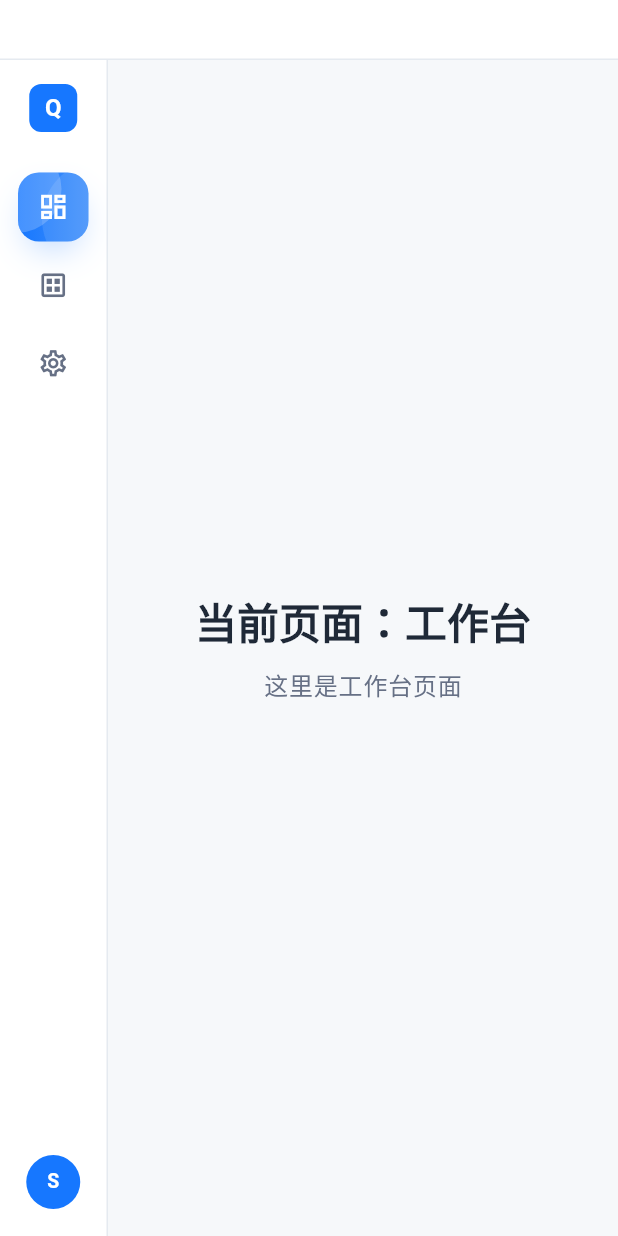
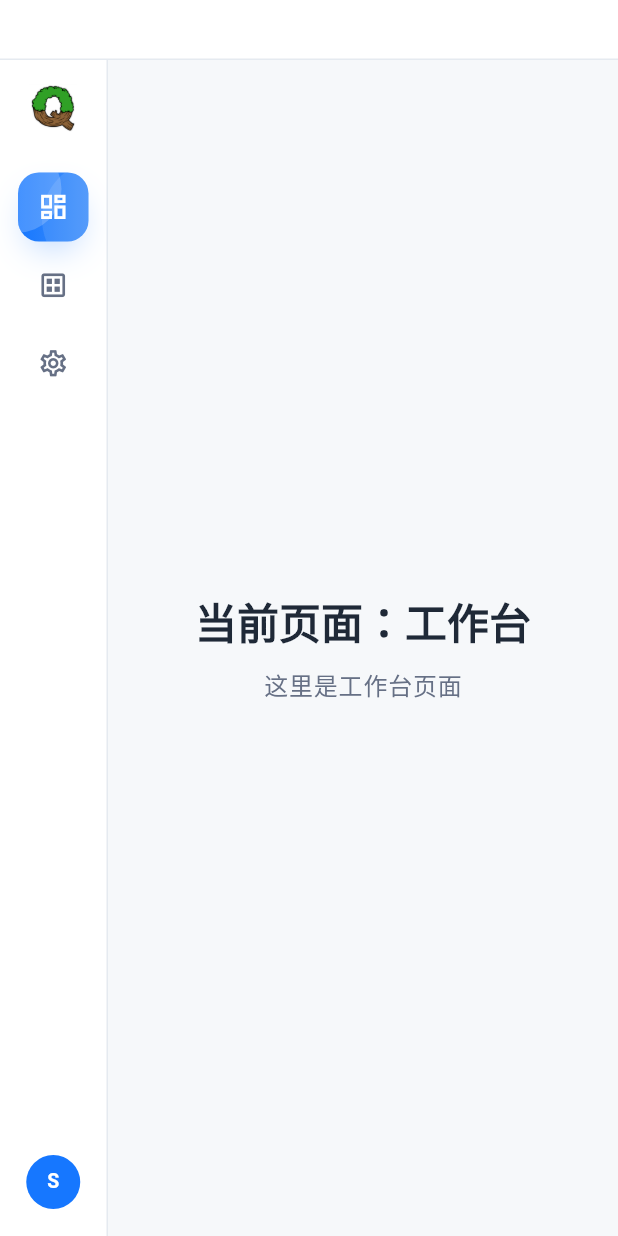
Before and after one commit to SilnoGM/QSDMS_DESKTOP, a Flutter app: the screen it shows after launch, on a phone screen of 412 x 824 dp. Run offline on Flutter 3.47's test engine with Material 3 defaults, Android fonts, the phone set to English and light mode, and no system bars; drawn by our look-alikes of flutter_animate; our stand-ins replace dio, get; missing offline and left inert: window_manager.

Commit message:
fix: 缩回侧边栏显示Q图标

```diff
--- a/frontend/lib/shared/widgets/navigation/sidebar_brand.dart
+++ b/frontend/lib/shared/widgets/navigation/sidebar_brand.dart
@@ -1,6 +1,5 @@
 import 'package:flutter/material.dart';
 
-import '../../../app/theme/app_colors.dart';
 import 'sidebar_models.dart';
 
 /// 侧边栏顶部品牌区。
@@ -59,28 +58,22 @@ class _ExpandedBrandImage extends StatelessWidget {
 
 /// 侧边栏折叠态品牌图标。
 ///
-/// 折叠态空间有限，继续保留当前 `Q` 图标，避免图片在窄栏中不可辨认。
+/// 折叠态只展示独立的 `Q.png` 品牌图片，避免影响展开态完整品牌图。
 class _CollapsedBrandLogo extends StatelessWidget {
   const _CollapsedBrandLogo();
 
+  static const assetPath = 'assets/images/Q.png';
+
   @override
   Widget build(BuildContext context) {
-    return Container(
+    return Image.asset(
+      assetPath,
+      key: const ValueKey('sidebar-brand-image'),
       width: 32,
       height: 32,
+      fit: BoxFit.contain,
       alignment: Alignment.center,
-      decoration: BoxDecoration(
-        color: AppColors.brand,
-        borderRadius: BorderRadius.circular(8),
-      ),
-      child: const Text(
-        'Q',
-        style: TextStyle(
-          color: AppColors.white,
-          fontSize: 16,
-          fontWeight: FontWeight.w700,
-        ),
-      ),
+      semanticLabel: 'QSDMS',
     );
   }
 }
```
Also changed, not shown: frontend/assets/images/Q.png (added), 1 other file.
